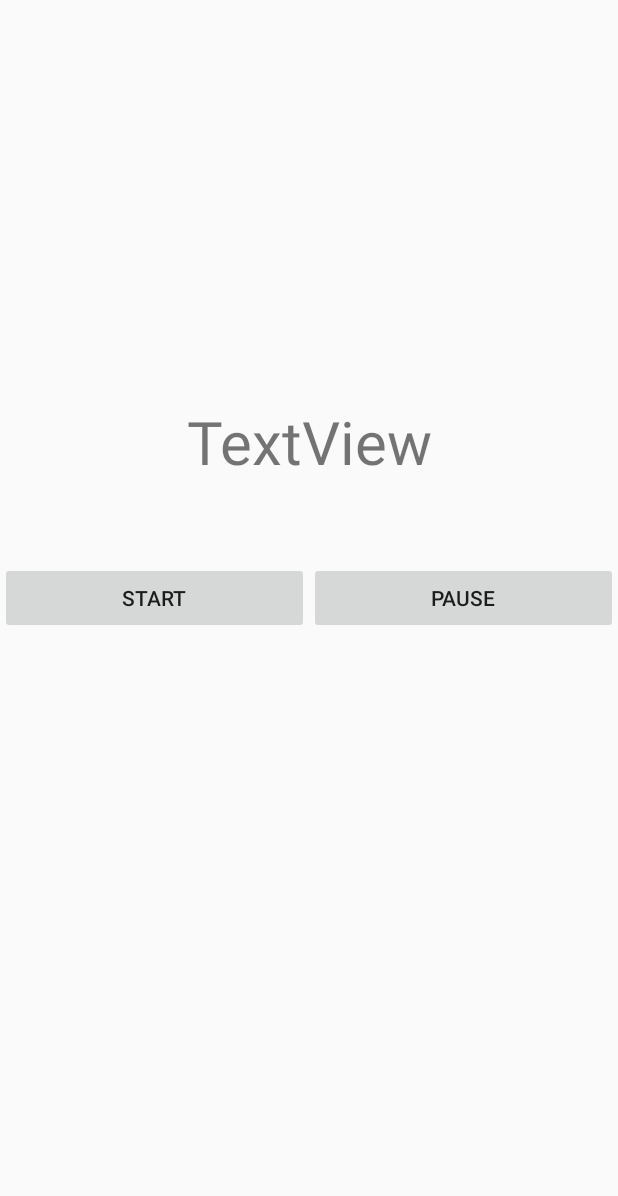
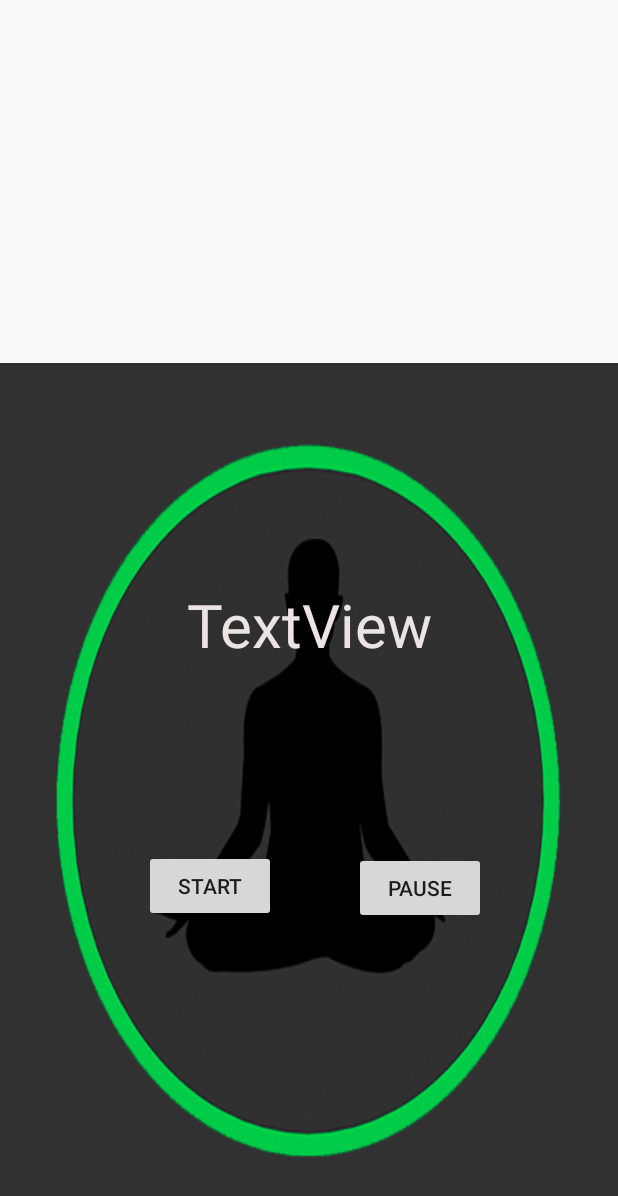
Before and after one commit to ShwetaKauthankar/Yoga-App, an Android app: the layout start_session.xml on its own in the app's theme, with its tools: preview values and no code run, on a phone screen of 412 x 824 dp. Shown: the top 1196 px of the screen. Run offline under Robolectric (Android 15) with nearby library versions, the phone set to English and light mode, and no system bars.

Commit message:
updated yoga + timer+ menu

```diff
--- a/Yoga01/app/src/main/java/com/example/yoga01/startSession.kt
+++ b/Yoga01/app/src/main/java/com/example/yoga01/startSession.kt
@@ -37,7 +37,7 @@ class startSession: AppCompatActivity() {
         var i=0
 
 
-        timerView.text = "60 Seconds left"
+        timerView.text = "60"
         lateinit var timer: CountDownTimer
         var left = 0
         var time = 10000
@@ -64,7 +64,7 @@ class startSession: AppCompatActivity() {
             timer = object : CountDownTimer(time.toLong(), 1000) {
                 override fun onTick(millisUntilFinished: Long) {
                     left = millisUntilFinished.toInt() / 1000
-                    timerView.text = left.toString() + "secound left"
+                    timerView.text = left.toString() + ""
                 }
 
                 override fun onFinish() {
@@ -72,6 +72,8 @@ class startSession: AppCompatActivity() {
                   //   Toast.makeText(this@startSession, "finish", Toast.LENGTH_SHORT).show()
                     i++
                     startActivity(
+
+
                         Intent(this@startSession,nextPose::class.java)
                             .putExtra("image", image[i])
                             .putExtra("val", i)
--- a/Yoga01/app/src/main/res/layout/start_session.xml
+++ b/Yoga01/app/src/main/res/layout/start_session.xml
@@ -1,38 +1,63 @@
 <?xml version="1.0" encoding="utf-8"?>
 <LinearLayout xmlns:android="http://schemas.android.com/apk/res/android"
-              android:orientation="vertical"
+        xmlns:app="http://schemas.android.com/apk/res-auto"
+        xmlns:tools="http://schemas.android.com/tools"
+        android:orientation="vertical"
               android:layout_width="match_parent"
               android:layout_height="match_parent">
 
     <ViewFlipper
             android:id="@+id/v_flipper"
             android:layout_width="match_parent"
-            android:layout_height="267dp"
-    />
-    <TextView
-            android:text="TextView"
+            android:layout_height="242dp" />
+
+    <androidx.constraintlayout.widget.ConstraintLayout
             android:layout_width="match_parent"
-            android:layout_height="107dp"
-            android:id="@+id/timer"
-            android:textAlignment="center"
-            android:textSize="40dp"/>
-    <LinearLayout
-            android:orientation="horizontal"
-            android:layout_width="match_parent"
-            android:layout_height="match_parent">
+            android:layout_height="match_parent"
+            android:background="@drawable/time">
+
+        <TextView
+                android:id="@+id/timer"
+                android:layout_width="match_parent"
+                android:layout_height="107dp"
+                android:layout_marginTop="96dp"
+                android:text="TextView"
+                android:textAlignment="center"
+                android:textColor="#ECE3E3"
+                android:textSize="40dp"
+                app:layout_constraintBottom_toBottomOf="parent"
+                app:layout_constraintEnd_toEndOf="parent"
+                app:layout_constraintHorizontal_bias="0.0"
+                app:layout_constraintStart_toStartOf="parent"
+                app:layout_constraintTop_toTopOf="parent"
+                app:layout_constraintVertical_bias="0.135" />
+
         <Button
-                android:text="Start"
+                android:id="@+id/btnStart"
                 android:layout_width="wrap_content"
                 android:layout_height="wrap_content"
-                android:id="@+id/btnStart"
-                android:layout_weight="1"/>
+                android:layout_marginStart="96dp"
+                android:layout_marginLeft="96dp"
+                android:layout_weight="1"
+                android:text="Start"
+                app:layout_constraintBottom_toBottomOf="parent"
+                app:layout_constraintStart_toStartOf="parent"
+                app:layout_constraintTop_toBottomOf="@+id/timer"
+                app:layout_constraintVertical_bias="0.25" />
+
         <Button
-                android:text="Pause"
+                android:id="@+id/btnpause"
                 android:layout_width="wrap_content"
                 android:layout_height="wrap_content"
-                android:id="@+id/btnpause"
-                android:layout_weight="1"/>
-    </LinearLayout>
+                android:layout_marginEnd="88dp"
+                android:layout_marginRight="88dp"
+                android:layout_weight="1"
+                android:text="Pause"
+                app:layout_constraintBottom_toBottomOf="parent"
+                app:layout_constraintEnd_toEndOf="parent"
+                app:layout_constraintTop_toBottomOf="@+id/timer"
+                app:layout_constraintVertical_bias="0.255" />
+    </androidx.constraintlayout.widget.ConstraintLayout>
 
 
 </LinearLayout>
```
Also changed, not shown: Yoga01/app/src/main/java/com/example/yoga01/MainActivity.kt (+6 -9 lines), Yoga01/app/src/main/java/com/example/yoga01/StartActivity.kt (+13 -0 lines), Yoga01/app/src/main/java/com/example/yoga01/nextPose.kt (+4 -5 lines), Yoga01/app/src/main/res/drawable-v24/time.png (added).
